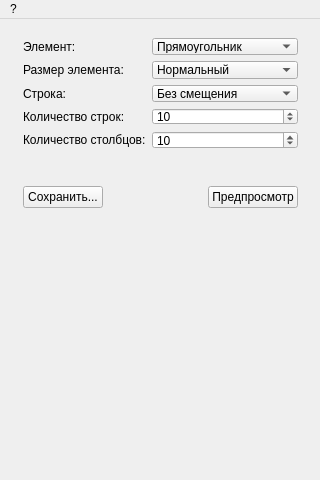
The window that mainwindow.ui (MegaSamuel/PatternDraw) describes before a commit, drawn with Qt 5.
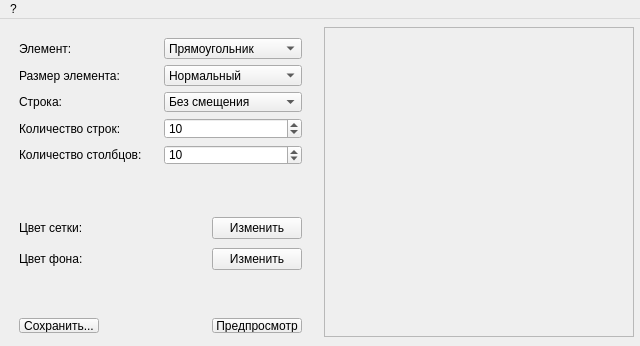
The same window after the commit.

Commit message: ft-color : настройка цвета сетки и фона

The edit to the form file:
```diff
--- a/mainwindow.ui
+++ b/mainwindow.ui
@@ -6,8 +6,8 @@
    <rect>
     <x>0</x>
     <y>0</y>
-    <width>320</width>
-    <height>480</height>
+    <width>640</width>
+    <height>346</height>
    </rect>
   </property>
   <property name="windowTitle">
@@ -17,10 +17,10 @@
    <widget class="QWidget" name="horizontalLayoutWidget">
     <property name="geometry">
      <rect>
-      <x>12</x>
-      <y>156</y>
-      <width>297</width>
-      <height>45</height>
+      <x>8</x>
+      <y>288</y>
+      <width>305</width>
+      <height>37</height>
      </rect>
     </property>
     <layout class="QHBoxLayout" name="horizontalLayout">
@@ -53,29 +53,16 @@
      </item>
     </layout>
    </widget>
-   <widget class="QLabel" name="lblPicture">
+   <widget class="QWidget" name="layoutWidget">
     <property name="geometry">
      <rect>
-      <x>12</x>
-      <y>220</y>
-      <width>297</width>
-      <height>230</height>
-     </rect>
-    </property>
-    <property name="text">
-     <string/>
-    </property>
-   </widget>
-   <widget class="QWidget" name="">
-    <property name="geometry">
-     <rect>
-      <x>12</x>
+      <x>8</x>
       <y>8</y>
-      <width>297</width>
-      <height>133</height>
+      <width>305</width>
+      <height>149</height>
      </rect>
     </property>
-    <layout class="QFormLayout" name="formLayout">
+    <layout class="QGridLayout" name="gridLayout_2">
      <item row="0" column="0">
       <widget class="QLabel" name="labeItem">
        <property name="text">
@@ -201,13 +188,96 @@
      </item>
     </layout>
    </widget>
+   <widget class="QFrame" name="frame">
+    <property name="geometry">
+     <rect>
+      <x>324</x>
+      <y>8</y>
+      <width>310</width>
+      <height>310</height>
+     </rect>
+    </property>
+    <property name="frameShape">
+     <enum>QFrame::StyledPanel</enum>
+    </property>
+    <property name="frameShadow">
+     <enum>QFrame::Raised</enum>
+    </property>
+    <widget class="QLabel" name="lblPicture">
+     <property name="geometry">
+      <rect>
+       <x>1</x>
+       <y>1</y>
+       <width>308</width>
+       <height>308</height>
+      </rect>
+     </property>
+     <property name="text">
+      <string/>
+     </property>
+    </widget>
+   </widget>
+   <widget class="QWidget" name="">
+    <property name="geometry">
+     <rect>
+      <x>8</x>
+      <y>184</y>
+      <width>305</width>
+      <height>81</height>
+     </rect>
+    </property>
+    <layout class="QGridLayout" name="gridLayout">
+     <item row="0" column="0">
+      <widget class="QLabel" name="labelGrid">
+       <property name="text">
+        <string>Цвет сетки:</string>
+       </property>
+      </widget>
+     </item>
+     <item row="0" column="1">
+      <widget class="QLabel" name="labelGridColor">
+       <property name="text">
+        <string/>
+       </property>
+      </widget>
+     </item>
+     <item row="0" column="2">
+      <widget class="QPushButton" name="btnGridColor">
+       <property name="text">
+        <string>Изменить</string>
+       </property>
+      </widget>
+     </item>
+     <item row="1" column="0">
+      <widget class="QLabel" name="labelBack">
+       <property name="text">
+        <string>Цвет фона:</string>
+       </property>
+      </widget>
+     </item>
+     <item row="1" column="1">
+      <widget class="QLabel" name="labelBackColor">
+       <property name="text">
+        <string/>
+       </property>
+      </widget>
+     </item>
+     <item row="1" column="2">
+      <widget class="QPushButton" name="btnBackColor">
+       <property name="text">
+        <string>Изменить</string>
+       </property>
+      </widget>
+     </item>
+    </layout>
+   </widget>
   </widget>
   <widget class="QMenuBar" name="menuBar">
    <property name="geometry">
     <rect>
      <x>0</x>
      <y>0</y>
-     <width>320</width>
+     <width>640</width>
      <height>21</height>
     </rect>
    </property>
```
The commit also changes 3 other files.
